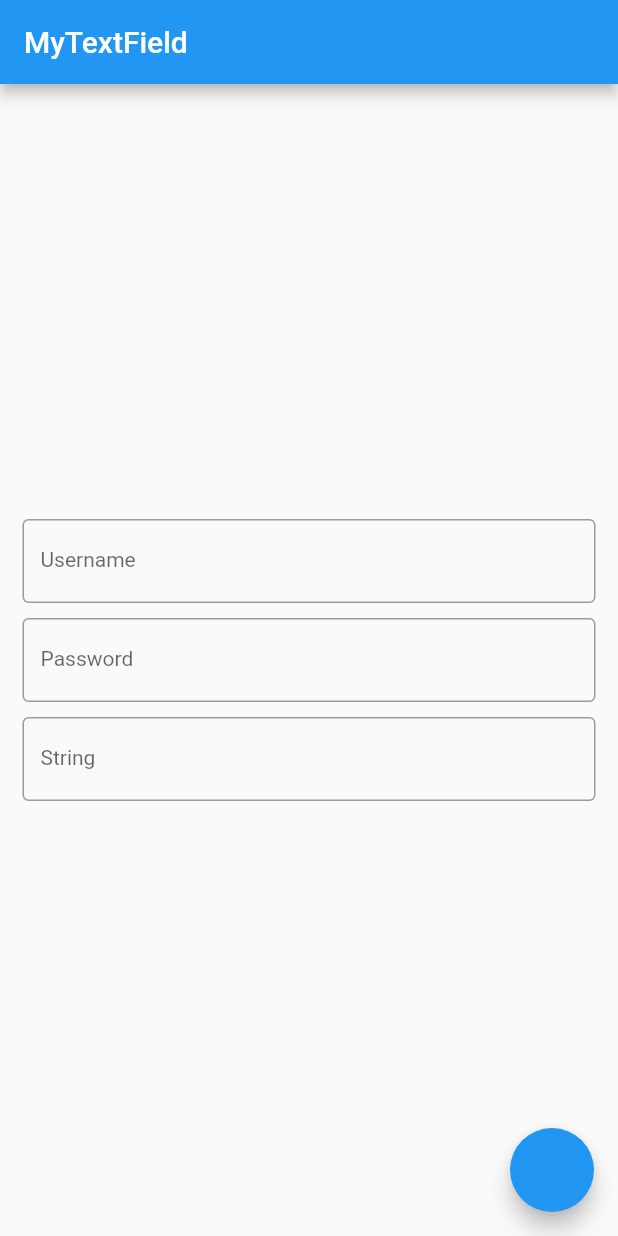
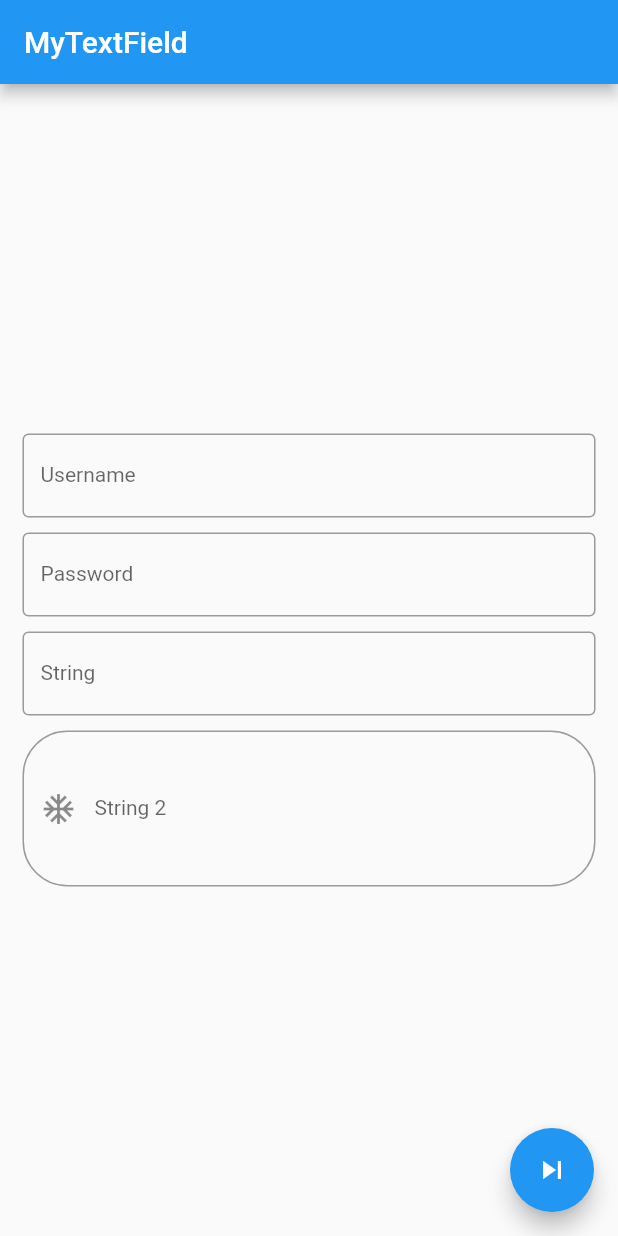
Before and after one commit to source3thaipvt/Learn_Flutter, a Flutter app: the screen it shows after launch, on a phone screen of 412 x 824 dp. Run offline on Flutter 3.47's test engine with Material 2 defaults, Android fonts, the phone set to English and light mode, and no system bars.

Commit message:
using Text Field Widget 2

```diff
--- a/lib/main.dart
+++ b/lib/main.dart
@@ -1493,6 +1493,8 @@ class _MyTextFieldStatefulState extends State<MyTextFieldStateful> {
   late final TextEditingController _textEditingController;
   late final TextEditingController _text2EditingController;
   var str = '';
+  FocusNode str1 = FocusNode();
+  FocusNode str2 = FocusNode();
   @override
   void initState() {
     // TODO: implement initState
@@ -1513,18 +1515,6 @@ class _MyTextFieldStatefulState extends State<MyTextFieldStateful> {
   Widget build(BuildContext context) {
     return Scaffold(
       appBar: AppBar(title: Text('MyTextField')),
-      floatingActionButton: FloatingActionButton(
-        onPressed: () {
-          Navigator.of(context).push(
-            MaterialPageRoute(
-              builder: (context) => MySecondPageTextField(
-                  _textEditingController.text,
-                  _text2EditingController.text,
-                  str),
-            ),
-          );
-        },
-      ),
       body: SafeArea(
         child: Container(
           child: Center(
@@ -1562,13 +1552,51 @@ class _MyTextFieldStatefulState extends State<MyTextFieldStateful> {
                     onChanged: (value) => {
                       str = value,
                     },
+                    focusNode: str1,
+                    // autofocus: true, //khi mở đến screen này sẽ tập trung vào textFeild có autofocus true
                     style: TextStyle(fontSize: 14),
                   ),
+                  SizedBox(height: 10),
+                  TextField(
+                    // decoration: InputDecoration.collapsed(hintText: "String 2"),
+                    decoration: InputDecoration(
+                        hintText: 'String 2',
+                        labelText: 'String 2',
+                        border: OutlineInputBorder(
+                            borderRadius: BorderRadius.circular(30)),
+                        prefixIcon: Icon(Icons.ac_unit)),
+                    focusNode: str2,
+                    // keyboardType: TextInputType.text,
+                    // autocorrect: true, // tính năng tự sửa default true
+                    // autofocus: true, //khi mở đến screen này sẽ tập trung vào textFeild có autofocus true
+                    // textCapitalization: TextCapitalization.characters, // thực thi in hoa chữ auto
+                    // textAlign: TextAlign.center,
+                    style: TextStyle(fontSize: 14, color: Colors.orange),
+                    maxLines: 4,
+                    // maxLength: 20,
+                    obscureText: false, // hide text password
+                  ),
                 ],
               ),
             ),
           ),
         ),
+      ),
+      floatingActionButton: FloatingActionButton(
+        child: Icon(Icons.skip_next),
+        onPressed: () {
+          FocusScope.of(context).requestFocus(
+              str2); // thực thi tương tựu autofocus trỏ đến requestFocus(str2)
+
+          Navigator.of(context).push(
+            MaterialPageRoute(
+              builder: (context) => MySecondPageTextField(
+                  _textEditingController.text,
+                  _text2EditingController.text,
+                  str),
+            ),
+          );
+        },
       ),
     );
   }
```
